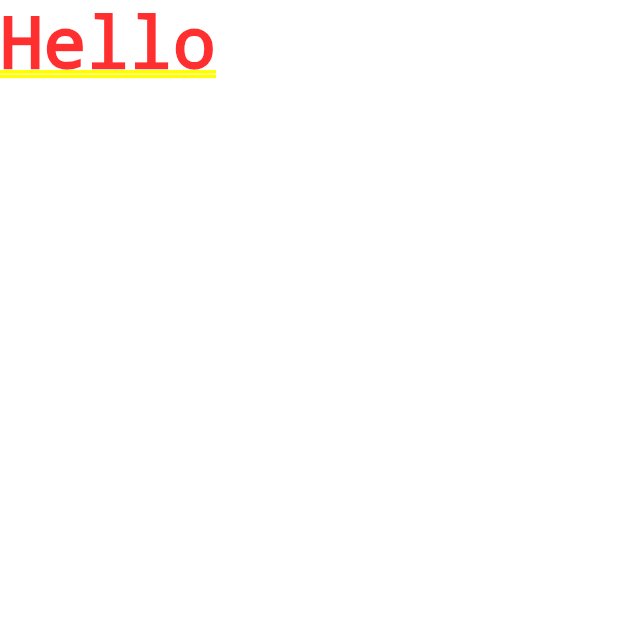
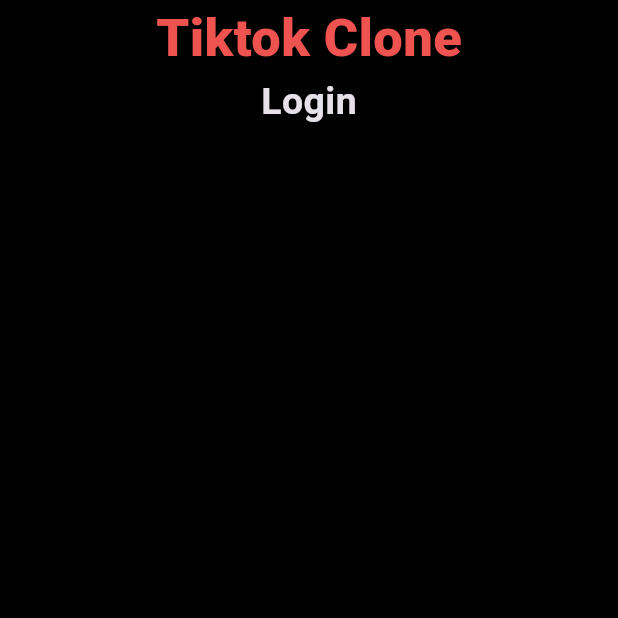
Before and after one commit to hossain-eee/Project-Tiktok-clone, a Flutter app: the screen it shows after launch, on a phone screen of 412 x 824 dp, the top half of it. Run offline on Flutter 3.47's test engine with Material 3 defaults, Android fonts, the phone set to English and light mode, and no system bars.

Commit message:
follow MVC- login screen

```diff
--- a/lib/main.dart
+++ b/lib/main.dart
@@ -1,5 +1,6 @@
 import 'package:flutter/material.dart';
 import 'package:tiktok_clone/constant.dart';
+import 'package:tiktok_clone/views/screens/auth/login_screeen.dart';
 
 void main() {
   runApp(const MyApp());
@@ -19,7 +20,7 @@ class MyApp extends StatelessWidget {
       ), */
       theme:
           ThemeData.dark().copyWith(scaffoldBackgroundColor: backgroundColor),
-      home: Text("Hello"),
+      home: const LoginScreen(),
     );
   }
 }
--- /dev/null
+++ b/lib/views/screens/auth/login_screeen.dart
@@ -0,0 +1,30 @@
+import 'package:flutter/material.dart';
+import 'package:tiktok_clone/constant.dart';
+
+class LoginScreen extends StatelessWidget {
+  const LoginScreen({super.key});
+
+  @override
+  Widget build(BuildContext context) {
+    return Scaffold(
+      body: Container(
+        alignment: Alignment.center,
+        child: Column(
+          children: [
+            Text(
+              "Tiktok Clone",
+              style: TextStyle(
+                  fontSize: 35,
+                  color: buttonColor,
+                  fontWeight: FontWeight.w900),
+            ),
+            const Text(
+              "Login",
+              style:  TextStyle(fontSize: 25, fontWeight: FontWeight.w700),
+            ),
+          ],
+        ),
+      ),
+    );
+  }
+}
```
